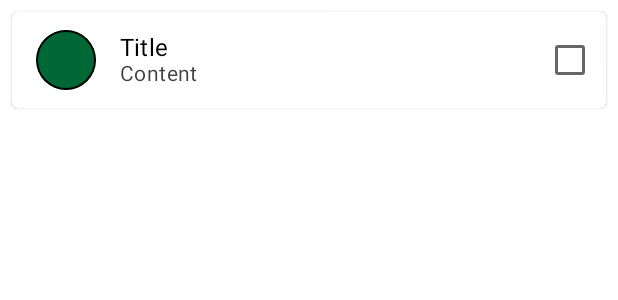
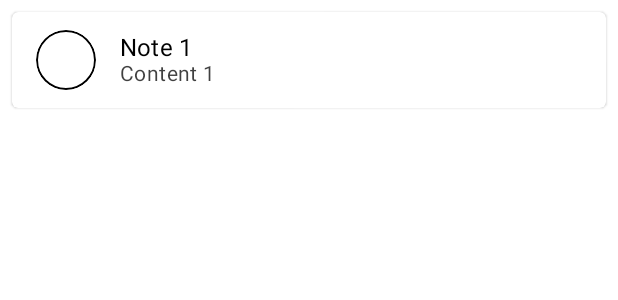
Before and after one commit to yoshixmk/jetnotes, an Android app built with Jetpack Compose: the @Preview function NotePreview, on a phone screen of 412 x 824 dp. Shown: the top 300 px of the screen. Run offline under Robolectric (Android 15) with nearby library versions, the phone set to English and light mode, and no system bars.

Commit message:
apply state hoisting on Note

```diff
--- a/app/src/main/java/com/yourcompany/android/jetnotes/ui/components/Note.kt
+++ b/app/src/main/java/com/yourcompany/android/jetnotes/ui/components/Note.kt
@@ -1,6 +1,7 @@
 package com.yourcompany.android.jetnotes.ui.components
 
 import androidx.compose.foundation.background
+import androidx.compose.foundation.clickable
 import androidx.compose.foundation.layout.Column
 import androidx.compose.foundation.layout.Row
 import androidx.compose.foundation.layout.fillMaxWidth
@@ -19,10 +20,15 @@ import androidx.compose.ui.text.font.FontWeight
 import androidx.compose.ui.tooling.preview.Preview
 import androidx.compose.ui.unit.dp
 import androidx.compose.ui.unit.sp
-import com.yourcompany.android.jetnotes.theme.green
+import com.yourcompany.android.jetnotes.domain.model.NoteModel
+import com.yourcompany.android.jetnotes.util.fromHex
 
 @Composable
-fun Note() {
+fun Note(
+  note: NoteModel,
+  onNoteClick: (NoteModel) -> Unit = {},
+  onNoteCheckedChange: (NoteModel) -> Unit = {},
+) {
   val backgroundShape = RoundedCornerShape(4.dp)
   Row(
     modifier = Modifier
@@ -31,12 +37,13 @@ fun Note() {
       .fillMaxWidth()
       .heightIn(min = 64.dp)
       .background(color = Color.White, shape = backgroundShape)
+      .clickable(onClick = { onNoteClick(note) })
   ) {
     NoteColor(
       modifier = Modifier
         .align(Alignment.CenterVertically)
         .padding(start = 16.dp, end = 16.dp),
-      color = green,
+      color = Color.fromHex(note.color.hex),
       size = 40.dp,
       border = 1.dp
     )
@@ -46,7 +53,7 @@ fun Note() {
         .align(Alignment.CenterVertically)
     ) {
       Text(
-        text = "Title",
+        text = note.title,
         color = Color.Black,
         maxLines = 1,
         style = TextStyle(
@@ -56,7 +63,7 @@ fun Note() {
         )
       )
       Text(
-        text = "Content",
+        text = note.content,
         color = Color.Black.copy(alpha = 0.75f),
         maxLines = 1,
         style = TextStyle(
@@ -66,18 +73,23 @@ fun Note() {
         )
       )
     }
-    Checkbox(
-      checked = false,
-      onCheckedChange = { },
-      modifier = Modifier
-        .padding(start = 8.dp)
-        .align(Alignment.CenterVertically)
-    )
+    if (note.isCheckedOff != null) {
+      Checkbox(
+        checked = note.isCheckedOff,
+        onCheckedChange = { isChecked ->
+          val newNote = note.copy(isCheckedOff = isChecked)
+          onNoteCheckedChange(newNote)
+        },
+        modifier = Modifier
+          .padding(start = 8.dp)
+          .align(Alignment.CenterVertically)
+      )
+    }
   }
 }
 
 @Preview
 @Composable
 private fun NotePreview() {
-  Note()
+  Note(note = NoteModel(1, "Note 1", "Content 1", null))
 }
```
